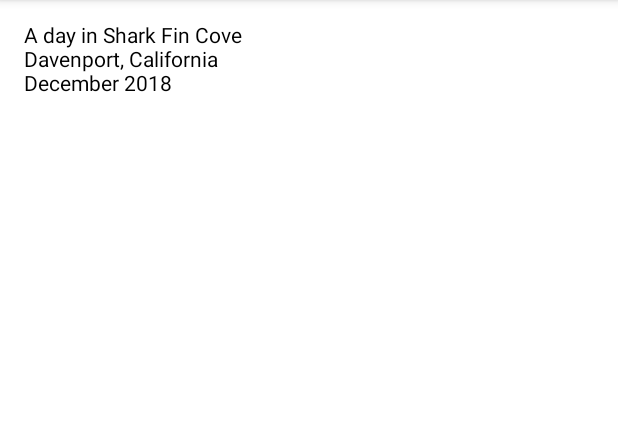
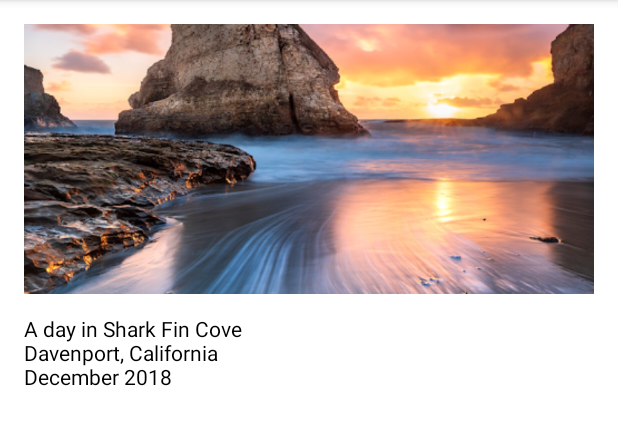
Before and after one commit to RujiraKongsomran/KT_JetpackComposeTutorial, an Android app built with Jetpack Compose: the screen it shows after launch (MainActivity), on a phone screen of 412 x 824 dp, the part 84-529 px from its top. Run offline under Robolectric (Android 15) with nearby library versions, the phone set to English and light mode, and no system bars.

Commit message:
Add picture

```diff
--- a/app/src/main/java/com/rujirakongsomran/kt_jetpackcomposetutorial/MainActivity.kt
+++ b/app/src/main/java/com/rujirakongsomran/kt_jetpackcomposetutorial/MainActivity.kt
@@ -3,11 +3,13 @@ package com.rujirakongsomran.kt_jetpackcomposetutorial
 import androidx.appcompat.app.AppCompatActivity
 import android.os.Bundle
 import androidx.activity.compose.setContent
-import androidx.compose.foundation.layout.Column
-import androidx.compose.foundation.layout.padding
+import androidx.compose.foundation.Image
+import androidx.compose.foundation.layout.*
 import androidx.compose.material.Text
 import androidx.compose.runtime.Composable
 import androidx.compose.ui.Modifier
+import androidx.compose.ui.layout.ContentScale
+import androidx.compose.ui.res.painterResource
 import androidx.compose.ui.tooling.preview.Preview
 import androidx.compose.ui.unit.dp
 
@@ -38,6 +40,16 @@ class MainActivity : AppCompatActivity() {
         Column(
             modifier = Modifier.padding(16.dp)
         ) {
+            Image(
+                painter = painterResource(R.drawable.header),
+                contentDescription = null,
+                modifier = Modifier
+                    .height(180.dp)
+                    .fillMaxWidth(),
+                contentScale = ContentScale.Crop
+            )
+
+            Spacer(Modifier.height(16.dp))
             Text("A day in Shark Fin Cove")
             Text("Davenport, California")
             Text("December 2018")
```
Also changed, not shown: app/src/main/res/drawable/header.png (added).
